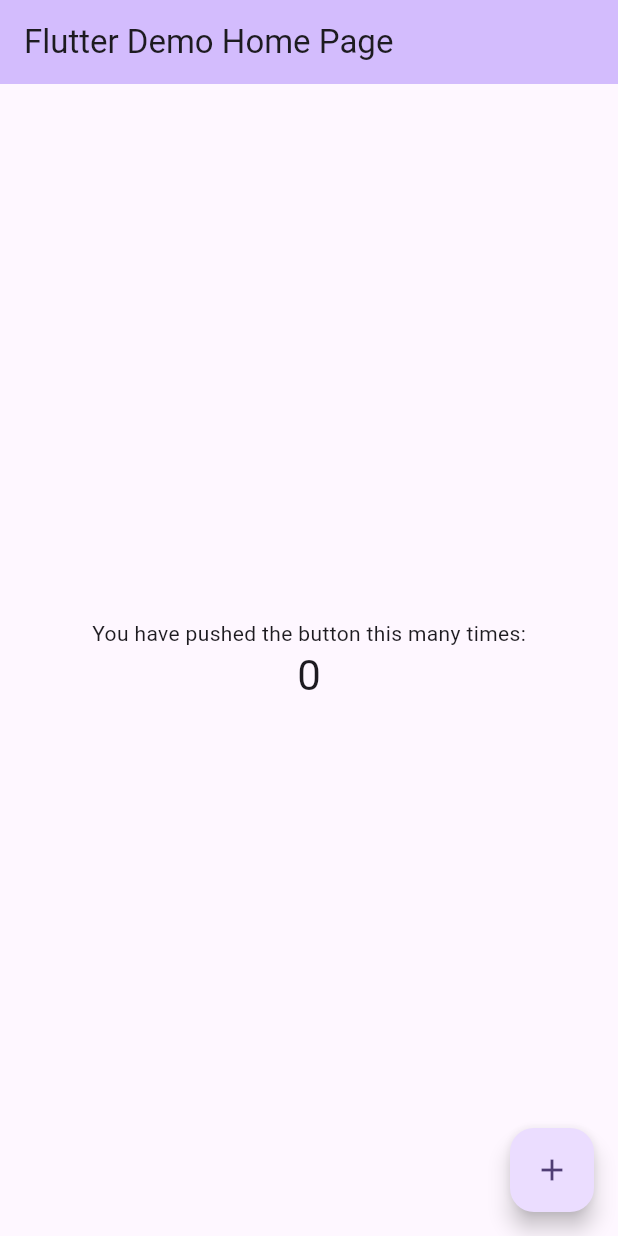
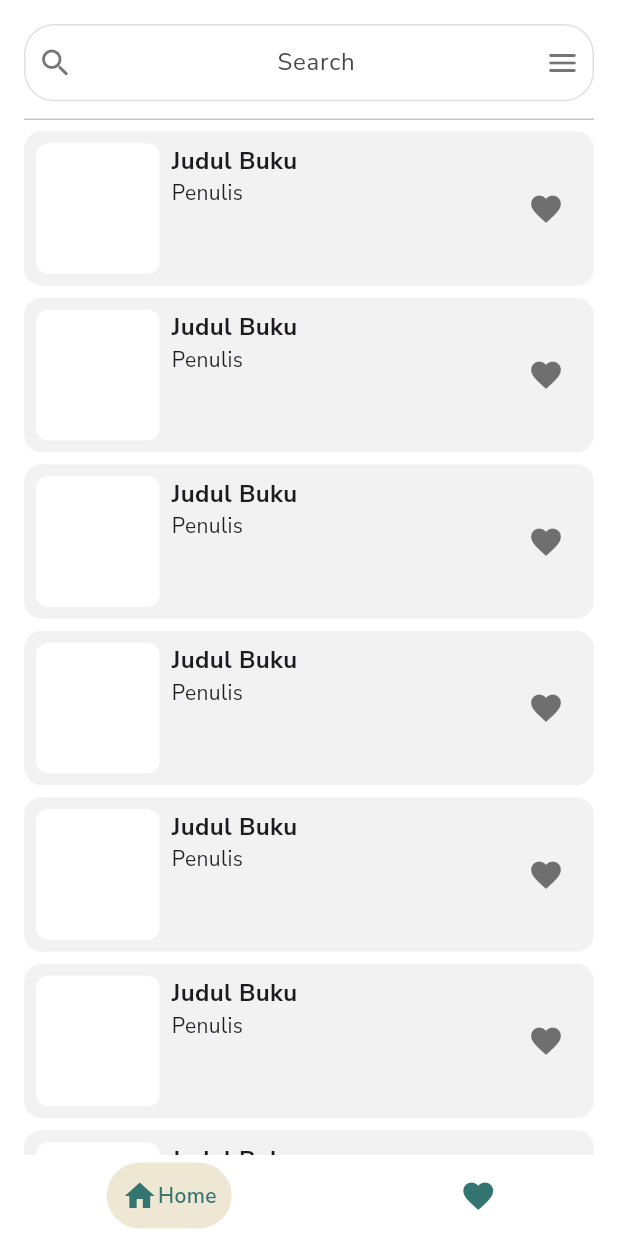
Before and after one commit to rizkyharsa/Book-App, a Flutter app: the screen it shows after launch, on a phone screen of 412 x 824 dp. Run offline on Flutter 3.47's test engine with Material 3 defaults, Android fonts, the phone set to English and light mode, and no system bars; drawn by our look-alikes of google_nav_bar; our stand-ins replace get, google_fonts.

Commit message:
update home,likes pages

```diff
--- /dev/null
+++ b/lib/common/constant.dart
@@ -0,0 +1,10 @@
+import 'package:flutter/material.dart';
+
+const primaryColor = Color(0xFF347571);
+const secondaryColor = Color(0xFFAB9A7D);
+const thirdColor = Color(0xFFC6B89B);
+const fourthColor = Color(0xFFEDE7D4);
+const primaryLightColor = Color(0xfff3f3f4);
+const primaryGrayColor = Color(0xFFF2F2F2);
+const whiteColor = Colors.white;
+const grayColor = Colors.grey;
--- /dev/null
+++ b/lib/controller/main_page_controller.dart
@@ -0,0 +1,12 @@
+import 'package:book_app/modules/home/screen/home_screen.dart';
+import 'package:book_app/modules/liked/screen/liked_book_screen.dart';
+import 'package:get/get.dart';
+
+class MainPageController extends GetxController {
+  final currentPage = 0.obs;
+
+  final List page = const [
+    HomeScreen(),
+    LikedBookScreen(),
+  ];
+}
--- a/lib/main.dart
+++ b/lib/main.dart
@@ -1,6 +1,19 @@
+import 'package:book_app/common/constant.dart';
+import 'package:book_app/controller/main_page_controller.dart';
+import 'package:book_app/screens/splash_screen.dart';
 import 'package:flutter/material.dart';
+import 'package:flutter/services.dart';
+import 'package:get/get.dart';
+import 'package:google_fonts/google_fonts.dart';
 
 void main() {
+  SystemChrome.setSystemUIOverlayStyle(
+    const SystemUiOverlayStyle(
+      systemNavigationBarColor: Colors.white, // navigation bar color
+      statusBarColor: Colors.transparent, // status bar color
+      statusBarIconBrightness: Brightness.dark,
+    ),
+  );
   runApp(const MyApp());
 }
 
@@ -10,116 +23,23 @@ class MyApp extends StatelessWidget {
   // This widget is the root of your application.
   @override
   Widget build(BuildContext context) {
-    return MaterialApp(
-      title: 'Flutter Demo',
+    return GetMaterialApp(
+      title: "BOOK APP",
+      debugShowCheckedModeBanner: false,
       theme: ThemeData(
-        // This is the theme of your application.
-        //
-        // TRY THIS: Try running your application with "flutter run". You'll see
-        // the application has a purple toolbar. Then, without quitting the app,
-        // try changing the seedColor in the colorScheme below to Colors.green
-        // and then invoke "hot reload" (save your changes or press the "hot
-        // reload" button in a Flutter-supported IDE, or press "r" if you used
-        // the command line to start the app).
-        //
-        // Notice that the counter didn't reset back to zero; the application
-        // state is not lost during the reload. To reset the state, use hot
-        // restart instead.
-        //
-        // This works for code too, not just values: Most code changes can be
-        // tested with just a hot reload.
-        colorScheme: ColorScheme.fromSeed(seedColor: Colors.deepPurple),
-        useMaterial3: true,
+        scaffoldBackgroundColor: whiteColor,
+        textTheme: GoogleFonts.nunitoSansTextTheme(),
       ),
-      home: const MyHomePage(title: 'Flutter Demo Home Page'),
+      home: Builder(
+        builder: (context) {
+          return const SplashScreen();
+        },
+      ),
+      initialBinding: BindingsBuilder(
+        () {
+          Get.lazyPut(() => MainPageController(), fenix: true);
+        },
+      ),
     );
   }
 }
-
-class MyHomePage extends StatefulWidget {
-  const MyHomePage({super.key, required this.title});
-
-  // This widget is the home page of your application. It is stateful, meaning
-  // that it has a State object (defined below) that contains fields that affect
-  // how it looks.
-
-  // This class is the configuration for the state. It holds the values (in this
-  // case the title) provided by the parent (in this case the App widget) and
-  // used by the build method of the State. Fields in a Widget subclass are
-  // always marked "final".
-
-  final String title;
-
-  @override
-  State<MyHomePage> createState() => _MyHomePageState();
-}
-
-class _MyHomePageState extends State<MyHomePage> {
-  int _counter = 0;
-
-  void _incrementCounter() {
-    setState(() {
-      // This call to setState tells the Flutter framework that something has
-      // changed in this State, which causes it to rerun the build method below
-      // so that the display can reflect the updated values. If we changed
-      // _counter without calling setState(), then the build method would not be
-      // called again, and so nothing would appear to happen.
-      _counter++;
-    });
-  }
-
-  @override
-  Widget build(BuildContext context) {
-    // This method is rerun every time setState is called, for instance as done
-    // by the _incrementCounter method above.
-    //
-    // The Flutter framework has been optimized to make rerunning build methods
-    // fast, so that you can just rebuild anything that needs updating rather
-    // than having to individually change instances of widgets.
-    return Scaffold(
-      appBar: AppBar(
-        // TRY THIS: Try changing the color here to a specific color (to
-        // Colors.amber, perhaps?) and trigger a hot reload to see the AppBar
-        // change color while the other colors stay the same.
-        backgroundColor: Theme.of(context).colorScheme.inversePrimary,
-        // Here we take the value from the MyHomePage object that was created by
-        // the App.build method, and use it to set our appbar title.
-        title: Text(widget.title),
-      ),
-      body: Center(
-        // Center is a layout widget. It takes a single child and positions it
-        // in the middle of the parent.
-        child: Column(
-          // Column is also a layout widget. It takes a list of children and
-          // arranges them vertically. By default, it sizes itself to fit its
-          // children horizontally, and tries to be as tall as its parent.
-          //
-          // Column has various properties to control how it sizes itself and
-          // how it positions its children. Here we use mainAxisAlignment to
-          // center the children vertically; the main axis here is the vertical
-          // axis because Columns are vertical (the cross axis would be
-          // horizontal).
-          //
-          // TRY THIS: Invoke "debug painting" (choose the "Toggle Debug Paint"
-          // action in the IDE, or press "p" in the console), to see the
-          // wireframe for each widget.
-          mainAxisAlignment: MainAxisAlignment.center,
-          children: <Widget>[
-            const Text(
-              'You have pushed the button this many times:',
-            ),
-            Text(
-              '$_counter',
-              style: Theme.of(context).textTheme.headlineMedium,
-            ),
-          ],
-        ),
-      ),
-      floatingActionButton: FloatingActionButton(
-        onPressed: _incrementCounter,
-        tooltip: 'Increment',
-        child: const Icon(Icons.add),
-      ), // This trailing comma makes auto-formatting nicer for build methods.
-    );
-  }
-}
--- /dev/null
+++ b/lib/modules/home/screen/home_screen.dart
@@ -0,0 +1,112 @@
+import 'dart:io';
+
+import 'package:book_app/common/constant.dart';
+import 'package:flutter/cupertino.dart';
+import 'package:flutter/material.dart';
+
+class HomeScreen extends StatelessWidget {
+  const HomeScreen({super.key});
+
+  @override
+  Widget build(BuildContext context) {
+    return Scaffold(
+      body: Column(
+        children: [
+          Container(
+            margin: const EdgeInsets.fromLTRB(16, 16, 16, 4),
+            padding: const EdgeInsets.all(8),
+            width: MediaQuery.of(context).size.width,
+            height: MediaQuery.of(context).size.height / 16,
+            decoration: BoxDecoration(
+              borderRadius: BorderRadius.circular(20),
+              border: Border.all(color: Colors.grey.shade300),
+            ),
+            child: Row(
+              children: [
+                Icon(
+                  Platform.isIOS ? CupertinoIcons.search : Icons.search,
+                  color: Colors.black54,
+                ),
+                const SizedBox(width: 10),
+                Expanded(
+                  child: TextField(
+                    textAlign: TextAlign.center,
+                    onChanged: (value) {},
+                    autofocus: false,
+                    decoration:
+                        const InputDecoration.collapsed(hintText: "Search"),
+                    cursorColor: primaryColor,
+                  ),
+                ),
+                Icon(
+                  Platform.isIOS
+                      ? CupertinoIcons.slider_horizontal_3
+                      : Icons.menu_rounded,
+                  color: Colors.black54,
+                ),
+              ],
+            ),
+          ),
+          const Divider(thickness: 1, indent: 16, endIndent: 16),
+          Expanded(
+            child: ListView.separated(
+              itemBuilder: (context, index) {
+                return Container(
+                  margin: const EdgeInsets.only(left: 16, right: 16),
+                  padding: const EdgeInsets.all(8),
+                  height: MediaQuery.of(context).size.height / 8,
+                  width: MediaQuery.of(context).size.width,
+                  decoration: BoxDecoration(
+                    borderRadius: BorderRadius.circular(12),
+                    color: primaryGrayColor,
+                  ),
+                  child: Row(
+                    children: [
+                      Container(
+                        height: MediaQuery.of(context).size.height,
+                        width: MediaQuery.of(context).size.width / 5,
+                        decoration: BoxDecoration(
+                          borderRadius: BorderRadius.circular(8),
+                          color: whiteColor,
+                        ),
+                      ),
+                      const SizedBox(width: 8),
+                      Expanded(
+                        child: Column(
+                          crossAxisAlignment: CrossAxisAlignment.start,
+                          children: [
+                            Text(
+                              "Judul Buku",
+                              style: TextStyle(
+                                fontWeight: FontWeight.bold,
+                                fontSize: 16,
+                              ),
+                            ),
+                            Text("Penulis"),
+                          ],
+                        ),
+                      ),
+                      IconButton(
+                        onPressed: () {},
+                        icon: Icon(
+                          Platform.isIOS
+                              ? CupertinoIcons.heart
+                              : Icons.favorite,
+                          color: Colors.black54,
+                        ),
+                      )
+                    ],
+                  ),
+                );
+              },
+              separatorBuilder: (context, index) {
+                return const SizedBox(height: 8);
+              },
+              itemCount: 10,
+            ),
+          )
+        ],
+      ),
+    );
+  }
+}
--- /dev/null
+++ b/lib/screens/main_page.dart
@@ -0,0 +1,41 @@
+import 'package:book_app/common/constant.dart';
+import 'package:book_app/controller/main_page_controller.dart';
+import 'package:flutter/material.dart';
+import 'package:get/get.dart';
+import 'package:google_nav_bar/google_nav_bar.dart';
+
+class MainPage extends GetView<MainPageController> {
+  const MainPage({super.key});
+
+  @override
+  Widget build(context) {
+    return Scaffold(
+        body: Obx(
+          () => SafeArea(
+            child: controller.page[controller.currentPage.value],
+          ),
+        ),
+        bottomNavigationBar: GNav(
+          onTabChange: (value) {
+            controller.currentPage(value);
+          },
+          tabBackgroundColor: fourthColor,
+          padding: const EdgeInsets.all(10),
+          tabMargin: const EdgeInsets.all(5),
+          curve: Curves.easeInOutQuart,
+          mainAxisAlignment: MainAxisAlignment.spaceAround,
+          color: primaryColor,
+          activeColor: primaryColor,
+          tabs: const [
+            GButton(
+              icon: Icons.home,
+              text: "Home",
+            ),
+            GButton(
+              icon: Icons.favorite,
+              text: "Likes",
+            ),
+          ],
+        ));
+  }
+}
```
Also changed, not shown: lib/modules/liked/screen/liked_book_screen.dart (added, +55 -0 lines), lib/screens/splash_screen.dart (added, +63 -0 lines), pubspec.yaml (+6 -3 lines), assets/images/BOOK APP.png (added), pubspec.lock, 1 other file.
